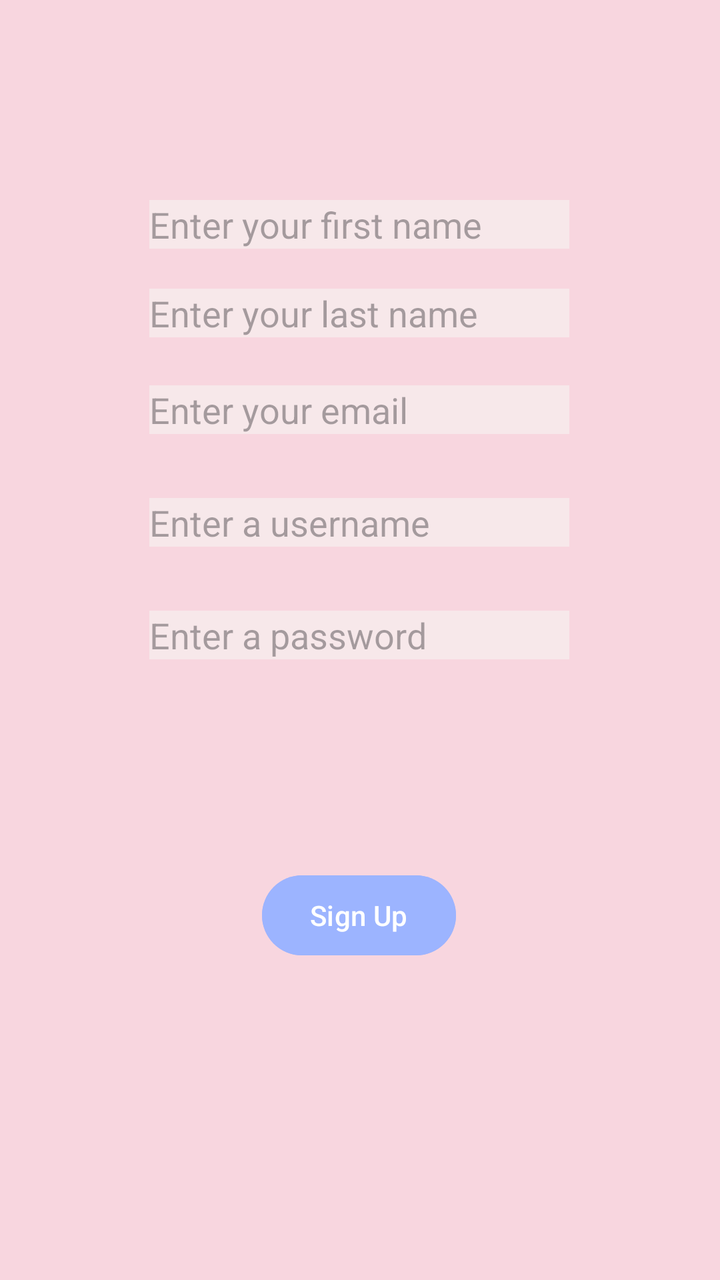
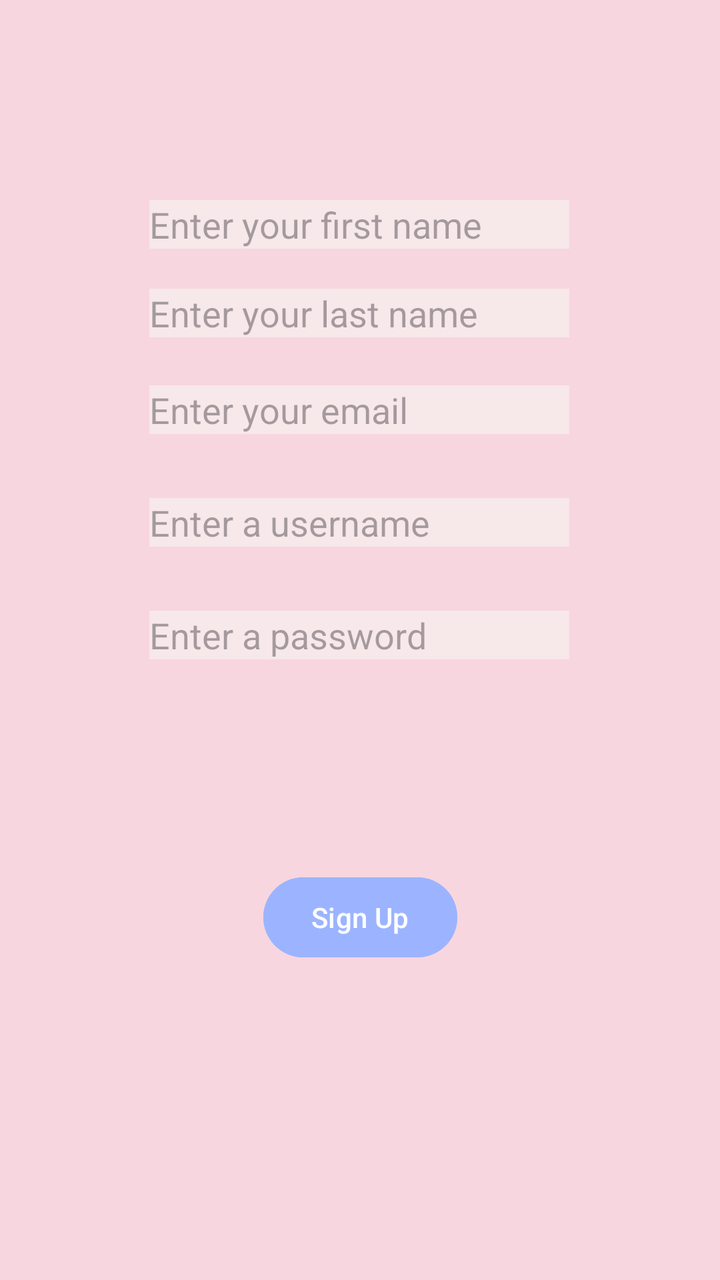

The first picture is an Android layout as it rendered before a commit; the second is the same layout after the commit. The layout source and the unified diff follow.
<!-- AndroidManifest.xml: application theme Theme.MyApp -->
<!-- res/layout/activity_sign_up.xml -->
<?xml version="1.0" encoding="utf-8"?>
<androidx.constraintlayout.widget.ConstraintLayout xmlns:android="http://schemas.android.com/apk/res/android"
    xmlns:app="http://schemas.android.com/apk/res-auto"
    xmlns:tools="http://schemas.android.com/tools"
    android:id="@+id/main"
    android:layout_width="match_parent"
    android:layout_height="match_parent"
    android:background="#F8D6DF"
    tools:context=".SignUpActivity">

    <EditText
        android:id="@+id/fistNameText"
        android:layout_width="wrap_content"
        android:layout_height="wrap_content"
        android:layout_marginTop="100dp"
        android:ems="10"
        android:hint="Enter your first name"
        android:inputType="text"
        android:background="#F7E8EA"
        app:layout_constraintEnd_toEndOf="parent"
        app:layout_constraintHorizontal_bias="0.497"
        app:layout_constraintStart_toStartOf="parent"
        app:layout_constraintTop_toTopOf="parent" />

    <EditText
        android:id="@+id/lastNameText"
        android:layout_width="wrap_content"
        android:layout_height="wrap_content"
        android:layout_marginTop="20dp"
        android:ems="10"
        android:hint="Enter your last name"
        android:inputType="text"
        android:background="#F7E8EA"
        app:layout_constraintEnd_toEndOf="parent"
        app:layout_constraintHorizontal_bias="0.497"
        app:layout_constraintStart_toStartOf="parent"
        app:layout_constraintTop_toBottomOf="@+id/fistNameText" />

    <EditText
        android:id="@+id/emailText"
        android:layout_width="wrap_content"
        android:layout_height="wrap_content"
        android:layout_marginTop="24dp"
        android:ems="10"
        android:hint="Enter your email"
        android:inputType="textEmailAddress"
        android:background="#F7E8EA"
        app:layout_constraintEnd_toEndOf="parent"
        app:layout_constraintHorizontal_bias="0.497"
        app:layout_constraintStart_toStartOf="parent"
        app:layout_constraintTop_toBottomOf="@+id/lastNameText" />

    <EditText
        android:id="@+id/userNameText"
        android:layout_width="wrap_content"
        android:layout_height="wrap_content"
        android:layout_marginTop="32dp"
        android:ems="10"
        android:hint="Enter a username"
        android:inputType="text"
        android:background="#F7E8EA"
        app:layout_constraintEnd_toEndOf="parent"
        app:layout_constraintHorizontal_bias="0.497"
        app:layout_constraintStart_toStartOf="parent"
        app:layout_constraintTop_toBottomOf="@+id/emailText" />

    <EditText
        android:id="@+id/passwordText"
        android:layout_width="wrap_content"
        android:layout_height="wrap_content"
        android:layout_marginTop="32dp"
        android:background="#F7E8EA"
        android:ems="10"
        android:hint="Enter a password"
        android:inputType="textPassword"
        app:layout_constraintEnd_toEndOf="parent"
        app:layout_constraintHorizontal_bias="0.497"
        app:layout_constraintStart_toStartOf="parent"
        app:layout_constraintTop_toBottomOf="@+id/userNameText" />

    <Button
        android:id="@+id/signUpButton"
        android:layout_width="wrap_content"
        android:layout_height="wrap_content"
        android:backgroundTint="#ED9CB4FF"
        android:text="Sign Up"
        app:layout_constraintBottom_toBottomOf="parent"
        app:layout_constraintEnd_toEndOf="parent"
        app:layout_constraintHorizontal_bias="0.498"
        app:layout_constraintStart_toStartOf="parent"
        app:layout_constraintTop_toBottomOf="@+id/passwordText"
        app:layout_constraintVertical_bias="0.396" />

</androidx.constraintlayout.widget.ConstraintLayout>
<!-- resources referenced by this layout -->
<resources>
  <style name="Theme.MyApp" parent="Base.Theme.MyApp" />
  <style name="Base.Theme.MyApp" parent="Theme.Material3.DayNight.NoActionBar">
          
          
      </style>
</resources>

<!-- the commit's change to res/layout/activity_sign_up.xml (unified diff, before → after) -->
@@ -86,9 +86,8 @@
         android:text="Sign Up"
         app:layout_constraintBottom_toBottomOf="parent"
         app:layout_constraintEnd_toEndOf="parent"
-        app:layout_constraintHorizontal_bias="0.498"
         app:layout_constraintStart_toStartOf="parent"
         app:layout_constraintTop_toBottomOf="@+id/passwordText"
-        app:layout_constraintVertical_bias="0.396" />
+        app:layout_constraintVertical_bias="0.4" />
 
 </androidx.constraintlayout.widget.ConstraintLayout>
